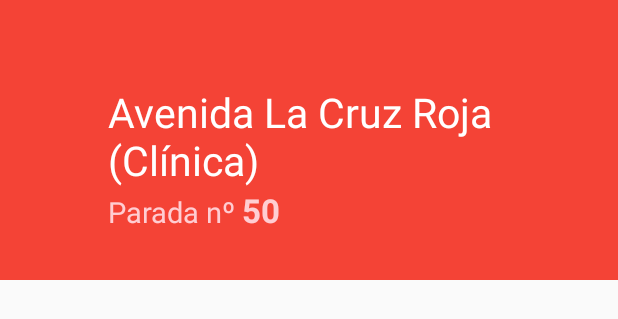
After one commit to Sloy/SeviBus-Experiments, an Android app: the layout activity_bus_stop_detail_header.xml on its own in the app's theme, with its tools: preview values and no code run, on a phone screen of 412 x 824 dp. The commit adds this screen. Shown: the top 319 px of the screen. Run offline under Robolectric (Android 15) with nearby library versions, the phone set to English and light mode, and no system bars.

Commit message:
Detalle de parada: UI y datos

```diff
--- a/app/src/main/AndroidManifest.xml
+++ b/app/src/main/AndroidManifest.xml
@@ -19,8 +19,10 @@
             </intent-filter>
         </activity>
 
-        <activity android:name=".presentation.view.activity.BusStopDetailActivity"
-                  />
+        <activity
+            android:name=".presentation.view.activity.BusStopDetailActivity"
+            android:theme="@style/SevibusTheme.ToolbarOverlay"
+            />
     </application>
 
 </manifest>
--- /dev/null
+++ b/app/src/main/res/layout/activity_bus_stop_detail_header.xml
@@ -0,0 +1,48 @@
+<?xml version="1.0" encoding="utf-8"?>
+<RelativeLayout
+    android:id="@+id/bus_stop_header"
+    xmlns:android="http://schemas.android.com/apk/res/android"
+    xmlns:tools="http://schemas.android.com/tools"
+    android:layout_width="match_parent"
+    android:layout_height="wrap_content"
+    android:background="@color/primary"
+    android:orientation="vertical"
+    android:paddingBottom="32dp"
+    android:paddingLeft="72dp"
+    android:paddingRight="16dp"
+    android:paddingTop="?actionBarSize"
+    tools:showIn="@layout/activity_bus_stop_detail">
+
+    <TextView
+        android:id="@+id/bus_stop_name"
+        android:layout_width="wrap_content"
+        android:layout_height="wrap_content"
+        android:ellipsize="end"
+        android:maxLines="2"
+        android:textColor="@color/icons"
+        android:textSize="27sp"
+        tools:text="Avenida La Cruz Roja (Clínica)"/>
+
+    <TextView
+        android:id="@+id/bus_stop_number_title"
+        android:layout_width="wrap_content"
+        android:layout_height="wrap_content"
+        android:layout_alignBaseline="@+id/bus_stop_number"
+        android:text="Parada nº"
+        android:textColor="@color/primary_light"
+        android:textSize="19sp"
+        />
+
+    <TextView
+        android:id="@+id/bus_stop_number"
+        android:layout_width="wrap_content"
+        android:layout_height="wrap_content"
+        android:layout_below="@+id/bus_stop_name"
+        android:layout_marginLeft="4dp"
+        android:layout_toRightOf="@+id/bus_stop_number_title"
+        android:textColor="@color/primary_light"
+        android:textSize="22sp"
+        android:textStyle="bold"
+        tools:text="50"
+        />
+</RelativeLayout>
--- a/data/src/main/java/com/sloydev/sevibus/data/repository/BusStopMemoryRepository.java
+++ b/data/src/main/java/com/sloydev/sevibus/data/repository/BusStopMemoryRepository.java
@@ -37,11 +37,11 @@ public class BusStopMemoryRepository implements BusStopRepository {
     private void initializeMockData() {
         BusStop b1 = new BusStop();
         b1.setNumber(50);
-        b1.setName("Cruz Roja");
+        b1.setName("Avenida La Cruz Roja (Clínica)");
 
         BusStop b2 = new BusStop();
-        b2.setNumber(63);
-        b2.setName("Escuela Técnica Superior de Ingeniería Informática");
+        b2.setNumber(62);
+        b2.setName("Reina Mercedes (E.S.I. Informática)");
 
         addBusStop(b1);
         addBusStop(b2);
```
Also changed, not shown: app/src/main/java/com/sloydev/sevibus/presentation/view/activity/BusStopDetailActivity.java (+18 -6 lines), app/src/main/java/com/sloydev/sevibus/presentation/view/activity/MainActivity.java (+8 -3 lines), app/src/main/res/layout/activity_bus_stop_detail.xml (+6 -6 lines).
